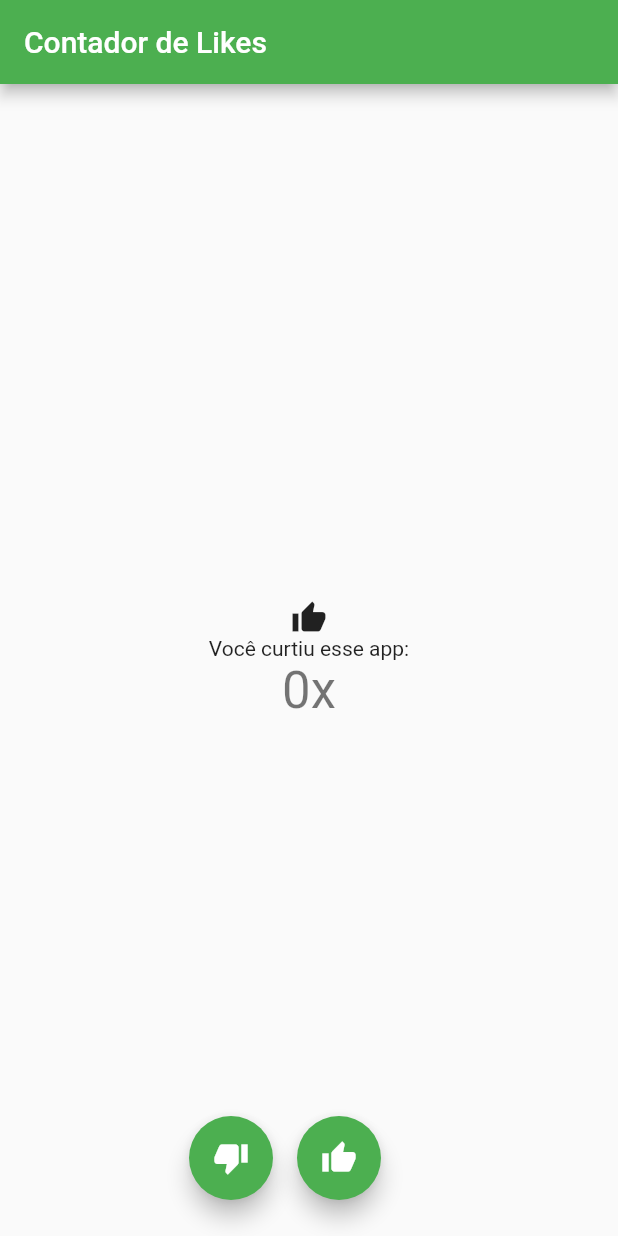
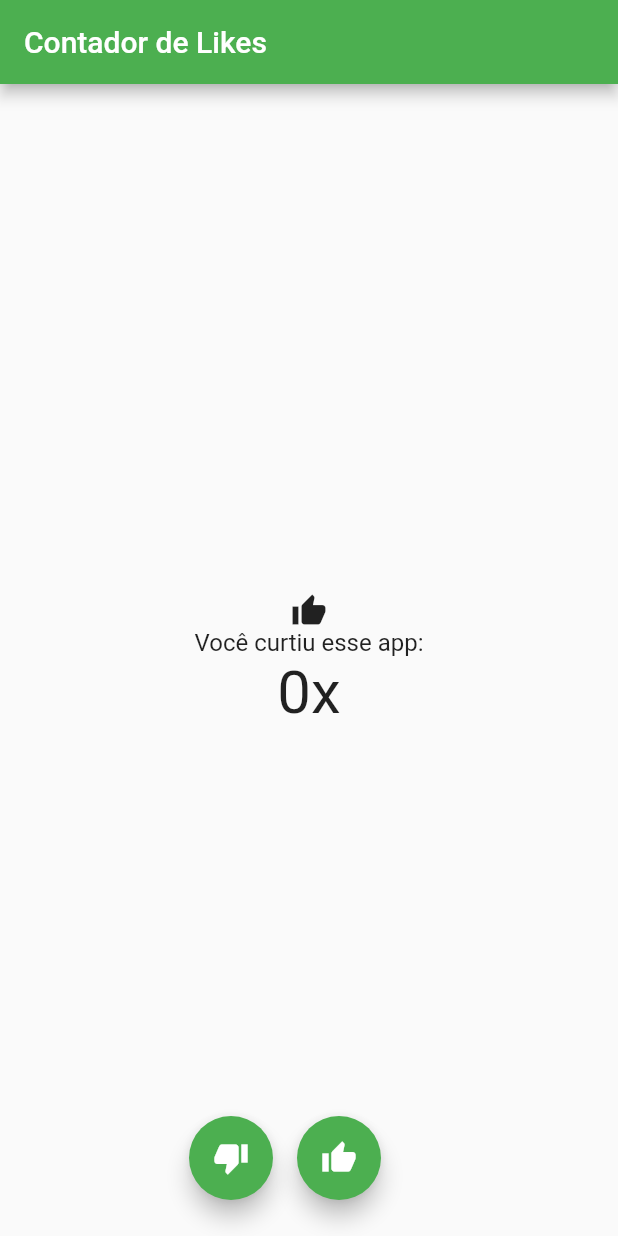
Before and after one commit to wscesar/flutter-like-counter, a Flutter app: the screen it shows after launch, on a phone screen of 412 x 824 dp. Run offline on Flutter 3.47's test engine with Material 2 defaults, Android fonts, the phone set to English and light mode, and no system bars.

Commit message:
set font size and remove unused functions

```diff
--- a/lib/likeWidget.dart
+++ b/lib/likeWidget.dart
@@ -14,12 +14,6 @@ class LikeWidget extends StatefulWidget {
 class _LikeWidgetState extends State<LikeWidget> {
 
   int _like = 0;
-
-  //_updateLikes(int delta) {
-  //  setState(() {
-  //   _like += delta;
-  //  });
-  //}
 
   void _incrementLike() {
     setState(() {
@@ -54,10 +48,12 @@ class _LikeWidgetState extends State<LikeWidget> {
             Icon(Icons.thumb_up),
             Text(
               'Você curtiu esse app:',
+              style: TextStyle(fontSize: 16.0),
             ),
             Text(
               '$_like' 'x',
-              style: Theme.of(context).textTheme.display1,
+              style: TextStyle(fontSize: 40.0),
+
             ),
           ],
         ),
@@ -67,7 +63,7 @@ class _LikeWidgetState extends State<LikeWidget> {
         children: <Widget>[
 
           Padding(
-            padding: const EdgeInsets.all(8.0),
+            padding: EdgeInsets.all(8.0),
             child: FloatingActionButton(
               child: Icon(Icons.thumb_down,color: Colors.white,),
               onPressed: _decrementLike,
@@ -75,7 +71,7 @@ class _LikeWidgetState extends State<LikeWidget> {
           ),
 
           Padding(
-            padding: const EdgeInsets.all(8.0),
+            padding: EdgeInsets.all(8.0),
             child: FloatingActionButton(
               child: Icon(Icons.thumb_up,color: Colors.white,),
               onPressed: _incrementLike,
```
